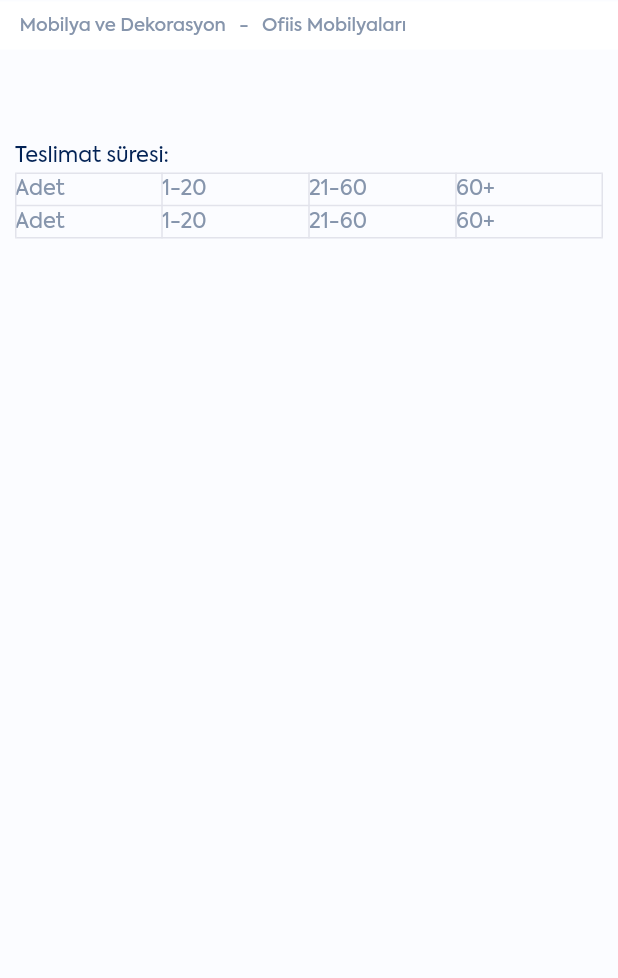
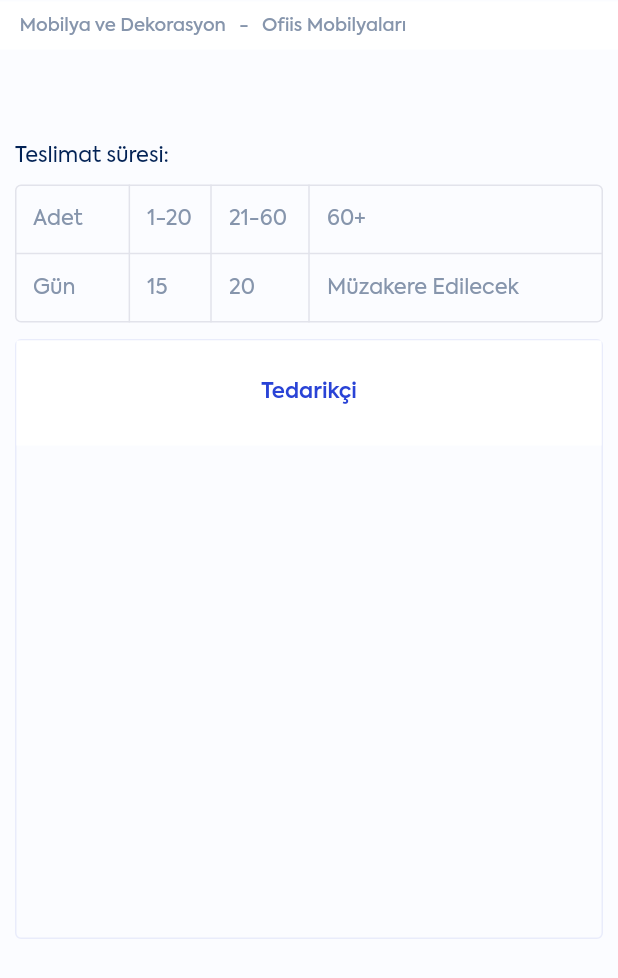
Before and after one commit to ozgun-kara/b2geta_mobile, a Flutter app: the ProductDetailSubpage screen opened directly, on a phone screen of 412 x 824 dp. Shown: the top 978 px of the screen. Run offline on Flutter 3.47's test engine with Material 2 defaults, Android fonts, the phone set to English and light mode, and no system bars; our stand-ins replace dropdown_button2, flutter_switch, get, get_storage, shared_preferences, skeleton_text; accounts and stored records are empty.

```diff
--- a/lib/app_theme.dart
+++ b/lib/app_theme.dart
@@ -23,6 +23,7 @@ class AppTheme {
   static Color white18 = const Color(0xFFD0D8E4);
   static Color white19 = const Color(0xFFDADFE7);
   static Color white20 = const Color(0xFFE2E3EB);
+  static Color white21 = const Color(0xFFE9ECFB);
 
   static Color green1 = const Color(0xFF4CBD17);
 
@@ -47,4 +48,5 @@ class AppTheme {
   static Color black15 = const Color(0xFF181A31);
   static Color black16 = const Color(0xFF607494);
   static Color black17 = const Color(0xFF585B7E);
+  static Color black18 = const Color(0xFF4B4E6D);
 }
--- a/lib/views/marketplace/subpages/product_detail_subpage.dart
+++ b/lib/views/marketplace/subpages/product_detail_subpage.dart
@@ -69,6 +69,8 @@ class _ProductDetailSubpageState extends State<ProductDetailSubpage> {
                 padding: const EdgeInsets.symmetric(horizontal: 10),
                 child: Column(
                   children: [
+                    Column(
+                      children: [
                         Row(
                           children: [
                             Text(
@@ -77,8 +79,8 @@ class _ProductDetailSubpageState extends State<ProductDetailSubpage> {
                                 fontSize: 14,
                                 fontFamily: AppTheme.appFontFamily,
                                 fontWeight: FontWeight.w400,
-                            color:
-                                Provider.of<ThemeProvider>(context).themeMode ==
+                                color: Provider.of<ThemeProvider>(context)
+                                            .themeMode ==
                                         "light"
                                     ? AppTheme.black2
                                     : AppTheme.white11,
@@ -86,17 +88,27 @@ class _ProductDetailSubpageState extends State<ProductDetailSubpage> {
                             ),
                           ],
                         ),
+                        SizedBox(height: 8),
                         Table(
                           border: TableBorder.all(
+                              borderRadius: BorderRadius.circular(4),
                               width: 1,
-                          color:
-                              Provider.of<ThemeProvider>(context).themeMode ==
+                              color: Provider.of<ThemeProvider>(context)
+                                          .themeMode ==
                                       "light"
                                   ? AppTheme.white20
                                   : AppTheme.black17),
+                          columnWidths: {
+                            0: FlexColumnWidth(7),
+                            1: FlexColumnWidth(5),
+                            2: FlexColumnWidth(6),
+                            3: FlexColumnWidth(18),
+                          },
                           children: [
                             TableRow(children: [
-                          Text(
+                              Padding(
+                                padding: const EdgeInsets.all(12),
+                                child: Text(
                                   "Adet",
                                   style: TextStyle(
                                     fontSize: 14,
@@ -109,7 +121,10 @@ class _ProductDetailSubpageState extends State<ProductDetailSubpage> {
                                         : AppTheme.white11,
                                   ),
                                 ),
-                          Text(
+                              ),
+                              Padding(
+                                padding: const EdgeInsets.all(12),
+                                child: Text(
                                   "1-20",
                                   style: TextStyle(
                                     fontSize: 14,
@@ -122,7 +137,10 @@ class _ProductDetailSubpageState extends State<ProductDetailSubpage> {
                                         : AppTheme.white11,
                                   ),
                                 ),
-                          Text(
+                              ),
+                              Padding(
+                                padding: const EdgeInsets.all(12),
+                                child: Text(
                                   "21-60",
                                   style: TextStyle(
                                     fontSize: 14,
@@ -135,7 +153,10 @@ class _ProductDetailSubpageState extends State<ProductDetailSubpage> {
                                         : AppTheme.white11,
                                   ),
                                 ),
-                          Text(
+                              ),
+                              Padding(
+                                padding: const EdgeInsets.all(12),
+                                child: Text(
                                   "60+",
                                   style: TextStyle(
                                     fontSize: 14,
@@ -148,10 +169,13 @@ class _ProductDetailSubpageState extends State<ProductDetailSubpage> {
                                         : AppTheme.white11,
                                   ),
                                 ),
+                              ),
                             ]),
                             TableRow(children: [
-                          Text(
-                            "Adet",
+                              Padding(
+                                padding: const EdgeInsets.all(12),
+                                child: Text(
+                                  "Gün",
                                   style: TextStyle(
                                     fontSize: 14,
                                     fontFamily: AppTheme.appFontFamily,
@@ -163,8 +187,11 @@ class _ProductDetailSubpageState extends State<ProductDetailSubpage> {
                                         : AppTheme.white11,
                                   ),
                                 ),
-                          Text(
-                            "1-20",
+                              ),
+                              Padding(
+                                padding: const EdgeInsets.all(12),
+                                child: Text(
+                                  "15",
                                   style: TextStyle(
                                     fontSize: 14,
                                     fontFamily: AppTheme.appFontFamily,
@@ -176,8 +203,11 @@ class _ProductDetailSubpageState extends State<ProductDetailSubpage> {
                                         : AppTheme.white11,
                                   ),
                                 ),
-                          Text(
-                            "21-60",
+                              ),
+                              Padding(
+                                padding: const EdgeInsets.all(12),
+                                child: Text(
+                                  "20",
                                   style: TextStyle(
                                     fontSize: 14,
                                     fontFamily: AppTheme.appFontFamily,
@@ -189,8 +219,11 @@ class _ProductDetailSubpageState extends State<ProductDetailSubpage> {
                                         : AppTheme.white11,
                                   ),
                                 ),
-                          Text(
-                            "60+",
+                              ),
+                              Padding(
+                                padding: const EdgeInsets.all(12),
+                                child: Text(
+                                  "Müzakere Edilecek",
                                   style: TextStyle(
                                     fontSize: 14,
                                     fontFamily: AppTheme.appFontFamily,
@@ -202,9 +235,60 @@ class _ProductDetailSubpageState extends State<ProductDetailSubpage> {
                                         : AppTheme.white11,
                                   ),
                                 ),
+                              ),
                             ]),
                           ],
                         ),
+                      ],
+                    ), // DELIVERY TIME
+                    SizedBox(height: 11),
+                    Column(
+                      children: [
+                        Container(
+                          width: deviceWidth,
+                          height: 400,
+                          decoration: BoxDecoration(
+                            borderRadius: BorderRadius.circular(4),
+                            border: Border.all(
+                              width: 1,
+                              color: Provider.of<ThemeProvider>(context)
+                                          .themeMode ==
+                                      "light"
+                                  ? AppTheme.white21
+                                  : AppTheme.black18,
+                            ),
+                          ),
+                          child: Column(
+                            children: [
+                              Container(
+                                width: deviceWidth,
+                                height: 70,
+                                color: Provider.of<ThemeProvider>(context)
+                                            .themeMode ==
+                                        "light"
+                                    ? AppTheme.white1
+                                    : AppTheme.black18,
+                                child: Center(
+                                  child: Text(
+                                    "Tedarikçi",
+                                    style: TextStyle(
+                                      fontSize: 14,
+                                      fontFamily: AppTheme.appFontFamily,
+                                      fontWeight: FontWeight.w600,
+                                      color: Provider.of<ThemeProvider>(context)
+                                                  .themeMode ==
+                                              "light"
+                                          ? AppTheme.blue2
+                                          : AppTheme.white1,
+                                    ),
+                                  ),
+                                ),
+                              ),
+                            ],
+                          ),
+                        ),
+                      ],
+                    ), // SUPPLIER INFORMATION
                   ],
                 ),
               ),
```
Lines whose indentation alone changed are shown as unchanged.
